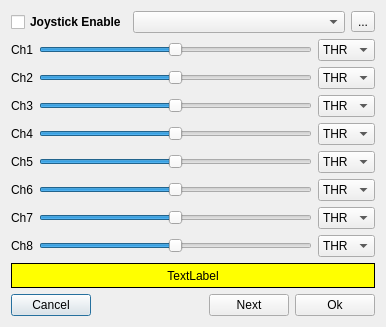
First picture: the form in src/joystickdialog.ui, repository roberto1903/companion9x, before the edit.
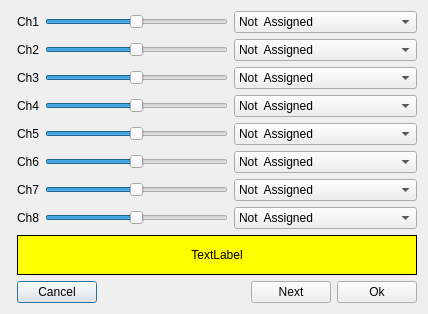
Second picture: the form after the edit. Icons and pictures are not drawn.

Commit message: Initial joystick interface support (continued)

The edit to the form file:
```diff
--- a/src/joystickdialog.ui
+++ b/src/joystickdialog.ui
@@ -6,8 +6,8 @@
    <rect>
     <x>0</x>
     <y>0</y>
-    <width>386</width>
-    <height>317</height>
+    <width>418</width>
+    <height>301</height>
    </rect>
   </property>
   <property name="sizePolicy">
@@ -20,50 +20,22 @@
    <string>Configure Joystick</string>
   </property>
   <layout class="QGridLayout" name="gridLayout_3">
-   <item row="0" column="1" rowspan="2">
+   <item row="0" column="0">
+    <spacer name="horizontalSpacer_4">
+     <property name="orientation">
+      <enum>Qt::Horizontal</enum>
+     </property>
+     <property name="sizeHint" stdset="0">
+      <size>
+       <width>0</width>
+       <height>20</height>
+      </size>
+     </property>
+    </spacer>
+   </item>
+   <item row="0" column="1">
     <layout class="QGridLayout" name="gridLayout_2">
      <item row="0" column="0">
-      <layout class="QGridLayout" name="gridLayout_4">
-       <item row="0" column="0">
-        <widget class="QCheckBox" name="joystickChkB">
-         <property name="font">
-          <font>
-           <weight>75</weight>
-           <bold>true</bold>
-          </font>
-         </property>
-         <property name="text">
-          <string>Joystick Enable</string>
-         </property>
-        </widget>
-       </item>
-       <item row="0" column="1">
-        <widget class="QComboBox" name="joystickCB">
-         <property name="sizePolicy">
-          <sizepolicy hsizetype="MinimumExpanding" vsizetype="Fixed">
-           <horstretch>0</horstretch>
-           <verstretch>0</verstretch>
-          </sizepolicy>
-         </property>
-        </widget>
-       </item>
-       <item row="0" column="2">
-        <widget class="QToolButton" name="joystickTB">
-         <property name="toolTip">
-          <string>Rescan Joystick</string>
-         </property>
-         <property name="text">
-          <string>...</string>
-         </property>
-         <property name="icon">
-          <iconset resource="companion9x.qrc">
-           <normaloff>:/images/add.png</normaloff>:/images/add.png</iconset>
-         </property>
-        </widget>
-       </item>
-      </layout>
-     </item>
-     <item row="1" column="0">
       <layout class="QGridLayout" name="gridLayout">
        <item row="1" column="0">
         <widget class="QLabel" name="label_2">
@@ -99,6 +71,17 @@
        </item>
        <item row="1" column="2">
         <widget class="QComboBox" name="jsmapCB_2">
+         <property name="sizePolicy">
+          <sizepolicy hsizetype="Preferred" vsizetype="Fixed">
+           <horstretch>0</horstretch>
+           <verstretch>0</verstretch>
+          </sizepolicy>
+         </property>
+         <item>
+          <property name="text">
+           <string>Not  Assigned</string>
+          </property>
+         </item>
          <item>
           <property name="text">
            <string>THR</string>
@@ -145,6 +128,17 @@
        </item>
        <item row="2" column="2">
         <widget class="QComboBox" name="jsmapCB_3">
+         <property name="sizePolicy">
+          <sizepolicy hsizetype="Preferred" vsizetype="Fixed">
+           <horstretch>0</horstretch>
+           <verstretch>0</verstretch>
+          </sizepolicy>
+         </property>
+         <item>
+          <property name="text">
+           <string>Not  Assigned</string>
+          </property>
+         </item>
          <item>
           <property name="text">
            <string>THR</string>
@@ -209,6 +203,17 @@
        </item>
        <item row="0" column="2">
         <widget class="QComboBox" name="jsmapCB_1">
+         <property name="sizePolicy">
+          <sizepolicy hsizetype="Preferred" vsizetype="Fixed">
+           <horstretch>0</horstretch>
+           <verstretch>0</verstretch>
+          </sizepolicy>
+         </property>
+         <item>
+          <property name="text">
+           <string>Not  Assigned</string>
+          </property>
+         </item>
          <item>
           <property name="text">
            <string>THR</string>
@@ -294,6 +299,17 @@
        </item>
        <item row="4" column="2">
         <widget class="QComboBox" name="jsmapCB_5">
+         <property name="sizePolicy">
+          <sizepolicy hsizetype="MinimumExpanding" vsizetype="Fixed">
+           <horstretch>0</horstretch>
+           <verstretch>0</verstretch>
+          </sizepolicy>
+         </property>
+         <item>
+          <property name="text">
+           <string>Not  Assigned</string>
+          </property>
+         </item>
          <item>
           <property name="text">
            <string>THR</string>
@@ -358,6 +374,17 @@
        </item>
        <item row="3" column="2">
         <widget class="QComboBox" name="jsmapCB_4">
+         <property name="sizePolicy">
+          <sizepolicy hsizetype="Preferred" vsizetype="Fixed">
+           <horstretch>0</horstretch>
+           <verstretch>0</verstretch>
+          </sizepolicy>
+         </property>
+         <item>
+          <property name="text">
+           <string>Not  Assigned</string>
+          </property>
+         </item>
          <item>
           <property name="text">
            <string>THR</string>
@@ -422,6 +449,17 @@
        </item>
        <item row="5" column="2">
         <widget class="QComboBox" name="jsmapCB_6">
+         <property name="sizePolicy">
+          <sizepolicy hsizetype="Preferred" vsizetype="Fixed">
+           <horstretch>0</horstretch>
+           <verstretch>0</verstretch>
+          </sizepolicy>
+         </property>
+         <item>
+          <property name="text">
+           <string>Not  Assigned</string>
+          </property>
+         </item>
          <item>
           <property name="text">
            <string>THR</string>
@@ -500,6 +538,17 @@
        </item>
        <item row="6" column="2">
         <widget class="QComboBox" name="jsmapCB_7">
+         <property name="sizePolicy">
+          <sizepolicy hsizetype="Preferred" vsizetype="Fixed">
+           <horstretch>0</horstretch>
+           <verstretch>0</verstretch>
+          </sizepolicy>
+         </property>
+         <item>
+          <property name="text">
+           <string>Not  Assigned</string>
+          </property>
+         </item>
          <item>
           <property name="text">
            <string>THR</string>
@@ -571,6 +620,17 @@
        </item>
        <item row="7" column="2">
         <widget class="QComboBox" name="jsmapCB_8">
+         <property name="sizePolicy">
+          <sizepolicy hsizetype="Preferred" vsizetype="Fixed">
+           <horstretch>0</horstretch>
+           <verstretch>0</verstretch>
+          </sizepolicy>
+         </property>
+         <item>
+          <property name="text">
+           <string>Not  Assigned</string>
+          </property>
+         </item>
          <item>
           <property name="text">
            <string>THR</string>
@@ -635,7 +695,7 @@
        </item>
       </layout>
      </item>
-     <item row="2" column="0">
+     <item row="1" column="0">
       <widget class="QLabel" name="howtoLabel">
        <property name="sizePolicy">
         <sizepolicy hsizetype="MinimumExpanding" vsizetype="Fixed">
@@ -645,8 +705,8 @@
        </property>
        <property name="minimumSize">
         <size>
-         <width>0</width>
-         <height>25</height>
+         <width>400</width>
+         <height>40</height>
         </size>
        </property>
        <property name="autoFillBackground">
@@ -666,7 +726,7 @@
        </property>
       </widget>
      </item>
-     <item row="3" column="0">
+     <item row="2" column="0">
       <layout class="QHBoxLayout" name="horizontalLayout">
        <item>
         <widget class="QPushButton" name="nextButton_2">
@@ -737,20 +797,7 @@
      </property>
     </spacer>
    </item>
-   <item row="1" column="0">
-    <spacer name="horizontalSpacer_4">
-     <property name="orientation">
-      <enum>Qt::Horizontal</enum>
-     </property>
-     <property name="sizeHint" stdset="0">
-      <size>
-       <width>0</width>
-       <height>20</height>
-      </size>
-     </property>
-    </spacer>
-   </item>
-   <item row="2" column="1">
+   <item row="1" column="0" colspan="2">
     <spacer name="verticalSpacer">
      <property name="orientation">
       <enum>Qt::Vertical</enum>
```
Left out of the diff: 4 changed lines with no effect on the pictures. The commit also changes 3 other files.
